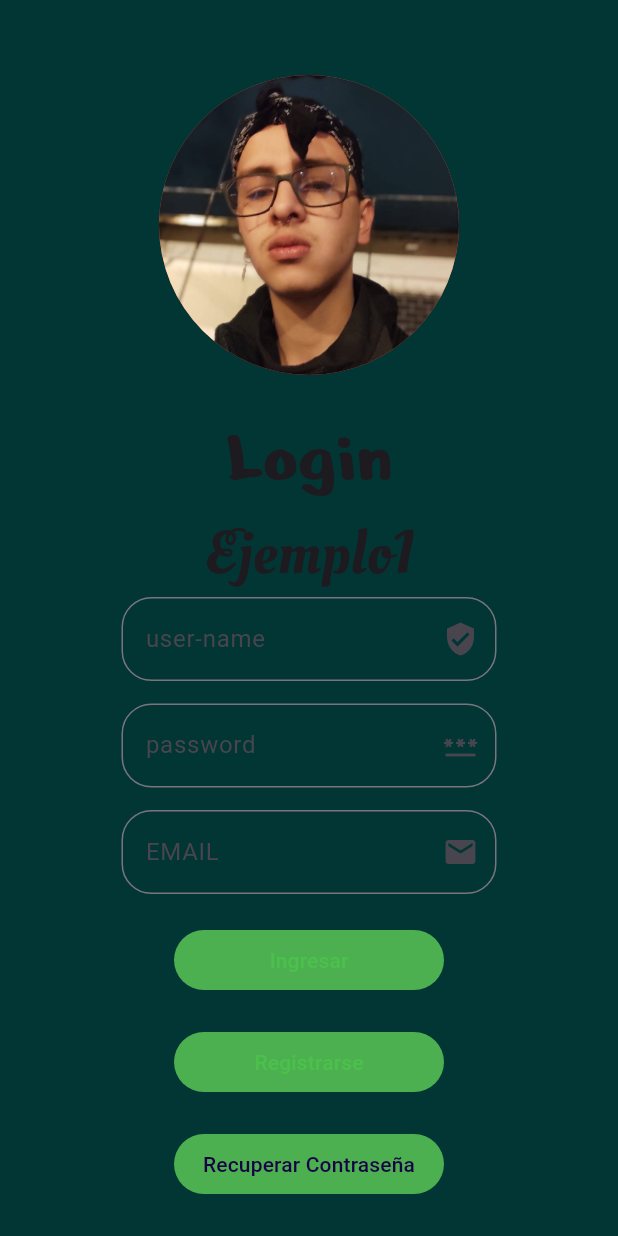
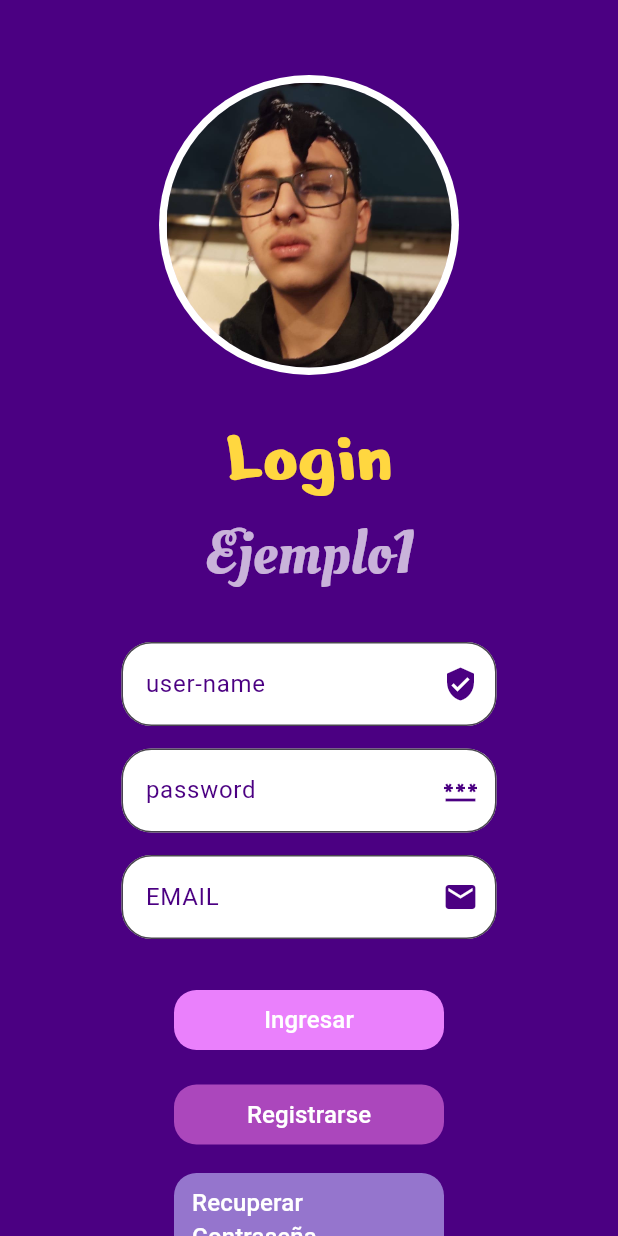
Before and after one commit to Ajvera2000/proyectos_mobiles, a Flutter app: the screen it shows after launch, on a phone screen of 412 x 824 dp. Run offline on Flutter 3.47's test engine with Material 3 defaults, Android fonts, the phone set to English and light mode, and no system bars; Roboto replaces fonts that are missing (Montserrat).

Commit message:
botones_login

```diff
--- a/ejemploa/lib/src/app.dart
+++ b/ejemploa/lib/src/app.dart
@@ -4,173 +4,131 @@ class Homepage extends StatefulWidget {
   const Homepage({super.key});
 
   @override
-  State<Homepage> createState() => HomepageState();
+  State<Homepage> createState() => _HomepageState();
 }
 
-class HomepageState extends State<Homepage> {
+class _HomepageState extends State<Homepage> {
+  // Reutilizable: TextField personalizado
+  Widget customTextField(String label, String hint, IconData icon) {
+    return SizedBox(
+      width: 250,
+      child: TextField(
+        enableInteractiveSelection: false,
+        decoration: InputDecoration(
+          hintText: hint,
+          labelText: label,
+          suffixIcon: Icon(icon, color: const Color(0xFF4B0082)),
+          border: const OutlineInputBorder(
+            borderRadius: BorderRadius.all(Radius.circular(20.0)),
+          ),
+          filled: true,
+          fillColor: Colors.white,
+          hintStyle: const TextStyle(color: Color(0xFF4B0082)),
+          labelStyle: const TextStyle(color: Color(0xFF4B0082)),
+        ),
+      ),
+    );
+  }
+
+  // Reutilizable: Botón personalizado
+  Widget customButton(String text, Color bgColor, Color fgColor, VoidCallback onPressed) {
+    return SizedBox(
+      width: 180,
+      child: TextButton(
+        style: TextButton.styleFrom(
+          backgroundColor: bgColor,
+          foregroundColor: fgColor,
+          shape: RoundedRectangleBorder(
+            borderRadius: BorderRadius.circular(15),
+          ),
+        ),
+        onPressed: onPressed,
+        child: Text(
+          text,
+          style: const TextStyle(fontFamily: "Montserrat", fontSize: 16),
+        ),
+      ),
+    );
+  }
+
   @override
   Widget build(BuildContext context) {
     return Scaffold(
-      backgroundColor: const Color.fromARGB(255, 1, 54, 52),
+      backgroundColor: const Color(0xFF4B0082), // Fondo morado elegante
       body: ListView(
-        children: <Widget>[
+        children: [
           Column(
             mainAxisAlignment: MainAxisAlignment.center,
             children: [
               const SizedBox(height: 50),
+              // Avatar con borde elegante
               CircleAvatar(
-                radius: 100.0,
-                backgroundColor: Colors.red,
-                backgroundImage: const AssetImage("images/angel.jpg"),
+                radius: 100,
+                backgroundColor: Colors.white,
+                child: CircleAvatar(
+                  radius: 95,
+                  backgroundImage: const AssetImage("images/angel.jpg"),
+                ),
               ),
               const SizedBox(height: 20),
+              // Títulos elegantes
               const Text(
                 "Login",
                 style: TextStyle(
-                  fontFamily: "NerkoOne", //Siempre poner la fuente en pubspec.yaml
-                  fontSize: 50.0
+                  fontFamily: "NerkoOne",
+                  fontSize: 50,
+                  color: Colors.amberAccent,
                 ),
               ),
               const Text(
                 "Ejemplo1",
                 style: TextStyle(
-                  fontFamily: "OleoScriptSwashCaps", //Siempre poner la fuente en pubspec.yaml
-                  fontSize: 40.0,
+                  fontFamily: "OleoScriptSwashCaps",
+                  fontSize: 40,
+                  color: Colors.white70,
                 ),
               ),
+              const SizedBox(height: 30),
 
-              // crear un campo de usuario
-              Column(
-  mainAxisAlignment: MainAxisAlignment.center,
-  children: [
+              // Campos de entrada
+              customTextField("user-name", "USER-NAME", Icons.verified_user),
+              const SizedBox(height: 15),
+              customTextField("password", "PASSWORD-PASSWORD", Icons.password),
+              const SizedBox(height: 15),
+              customTextField("EMAIL", "EMAIL-EMAIL", Icons.email),
+              const SizedBox(height: 30),
 
-    // USERNAME
-    Center(
-      child: SizedBox(
-        width: 250,
-        child: TextField(
-          enableInteractiveSelection: false,
-          decoration: const InputDecoration(
-            hintText: "USER-NAME",
-            labelText: "user-name",
-            suffixIcon: Icon(Icons.verified_user),
-            border: OutlineInputBorder(
-              borderRadius: BorderRadius.all(Radius.circular(20.0)),
-            ),
-          ),
-        ),
-      ),
-    ),
+              // Botones con colores elegantes
+              customButton("Ingresar", Colors.purpleAccent.shade100, Colors.white, () {}),
+              const SizedBox(height: 15),
+              customButton("Registrarse", Colors.purple.shade400, Colors.white, () {}),
+              const SizedBox(height: 15),
+              customButton("Recuperar Contraseña", Colors.deepPurple.shade300, Colors.white, () {}),
+              const SizedBox(height: 15),
+              customButton("Modo Invitado", Colors.cyan.shade300, Colors.white, () {}),
+              const SizedBox(height: 30),
 
-    SizedBox(height: 15), // espacio entre campos
-
-    // PASSWORD
-    Center(
-      child: SizedBox(
-        width: 250,
-        child: TextField(
-          enableInteractiveSelection: false,
-          decoration: const InputDecoration(
-            hintText: "PASSWORD-PASSWORD",
-            labelText: "password",
-            suffixIcon: Icon(Icons.password),
-            border: OutlineInputBorder(
-              borderRadius: BorderRadius.all(Radius.circular(20.0)),
-            ),
-          ),
-        ),
-      ),
-    ),
-
-    SizedBox(height: 15),
-
-    // EMAIL
-    Center(
-      child: SizedBox(
-        width: 250,
-        child: TextField(
-          enableInteractiveSelection: false,
-          decoration: const InputDecoration(
-            hintText: "EMAIL-EMAIL",
-            labelText: "EMAIL",
-            suffixIcon: Icon(Icons.email),
-            border: OutlineInputBorder(
-              borderRadius: BorderRadius.all(Radius.circular(20.0)),
-            ),
-          ),
-        ),
-      ),
-    ),
-
-    SizedBox(height: 20),
-
-    // BOTON INGRESAR
-    Center(
-      child: SizedBox(
-        width: 180, // ancho del botón
-        child: TextButton(
-          style: TextButton.styleFrom(
-            backgroundColor: Colors.green,
-            foregroundColor: const Color.fromARGB(255, 75, 193, 75),
-          ),
-          onPressed: () {},
-          child: const Text('Ingresar'),
-        ),
-      ),
-    ),
-
-    SizedBox(height: 20),
-
-    // BOTON REGISTRARSE
-    Center(
-      child: SizedBox(
-        width: 180,
-        child: TextButton(
-          style: TextButton.styleFrom(
-            backgroundColor: Colors.green,
-            foregroundColor: const Color.fromARGB(255, 75, 193, 75),
-          ),
-          onPressed: () {},
-          child: const Text('Registrarse'),
-        ),
-      ),
-    ),
-SizedBox(height: 20),
-
-    // BOTON RECUPERA CONTRASEÑA
-    Center(
-      child: SizedBox(
-        width: 180,
-        child: TextButton(
-          style: TextButton.styleFrom(
-            backgroundColor: Colors.green,
-            foregroundColor: const Color.fromARGB(255, 22, 2, 69),
-          ),
-          onPressed: () {},
-          child: const Text('Recuperar Contraseña'),
-        ),
-      ),
-    ),
-    SizedBox(height: 20),
-
-    // BOTON MODO INVITADO
-    Center(
-      child: SizedBox(
-        width: 180,
-        child: TextButton(
-          style: TextButton.styleFrom(
-            backgroundColor: Colors.green,
-            foregroundColor: const Color.fromARGB(255, 67, 19, 224),
-          ),
-          onPressed: () {},
-          child: const Text('Modo Invitado'),
-        ),
-      ),
-    ),
-
-  ],
-)
-
+              // Ejemplo de uso de otras fuentes
+              const Text(
+                "BebasNeue Font",
+                style: TextStyle(fontFamily: "BebasNeue", fontSize: 24, color: Colors.white70),
+              ),
+              const SizedBox(height: 10),
+              const Text(
+                "Pacifico Font",
+                style: TextStyle(fontFamily: "Pacifico", fontSize: 24, color: Colors.white70),
+              ),
+              const SizedBox(height: 10),
+              const Text(
+                "Roboto Font",
+                style: TextStyle(fontFamily: "Roboto", fontSize: 20, color: Colors.white70),
+              ),
+              const SizedBox(height: 10),
+              const Text(
+                "Montserrat Font",
+                style: TextStyle(fontFamily: "Montserrat", fontSize: 20, color: Colors.white70),
+              ),
+              const SizedBox(height: 50),
             ],
           ),
         ],
```
Also changed, not shown: ejemploa/pubspec.yaml (+20 -7 lines), ejemploa/fonts/BebasNeue-Regular.ttf (added), ejemploa/fonts/Montserrat-Italic-VariableFont_wght.ttf (added), ejemploa/fonts/Montserrat-VariableFont_wght.ttf (added), ejemploa/fonts/Pacifico-Regular.ttf (added), ejemploa/fonts/Roboto-Italic-VariableFont_wdth,wght.ttf (added), ejemploa/fonts/Roboto-VariableFont_wdth,wght.ttf (added), ejemploa/pubspec.lock.
